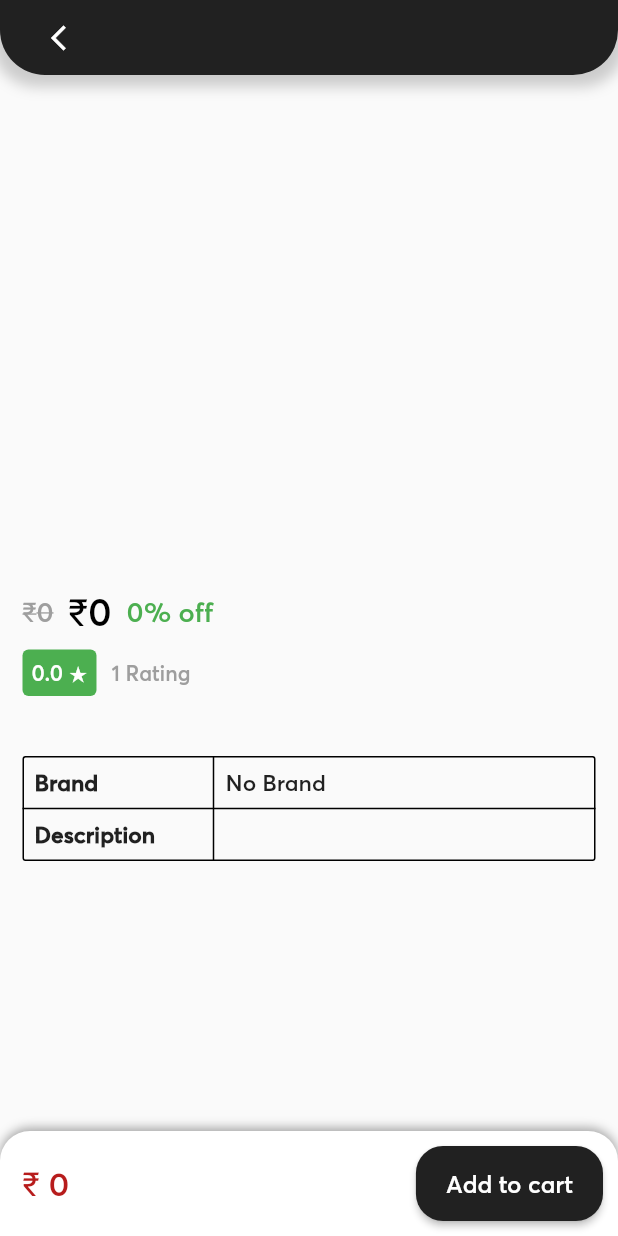
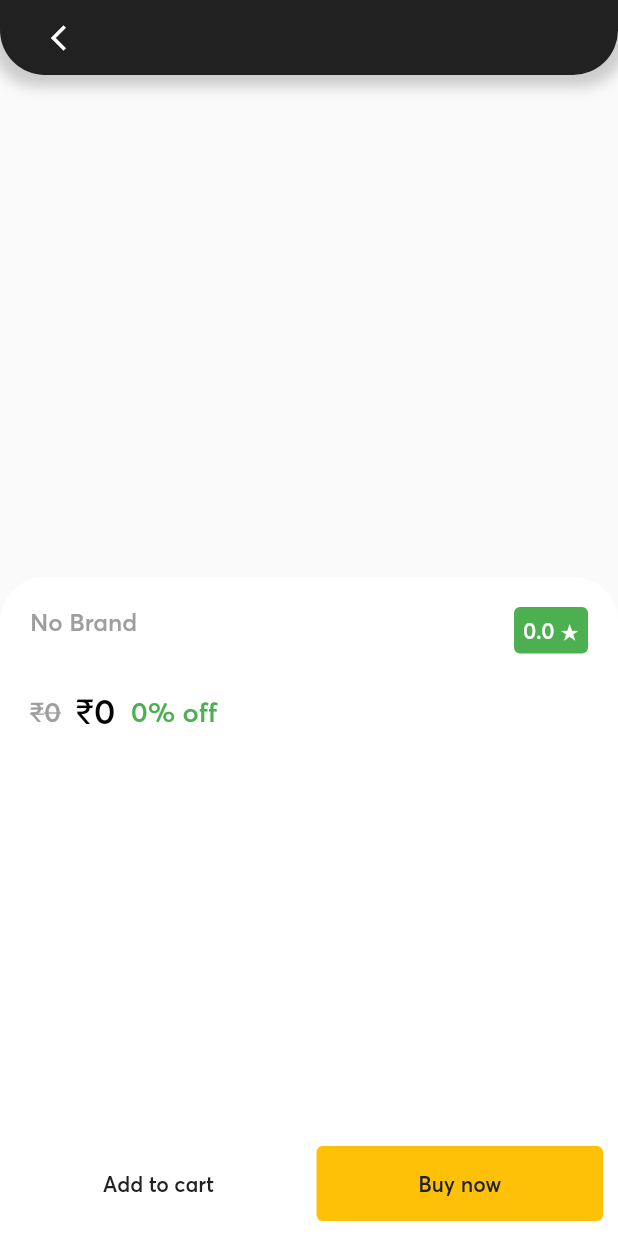
Before and after one commit to ShamilPP/Flukefy, a Flutter app: the ProductScreen screen opened directly with empty values, on a phone screen of 412 x 824 dp. Run offline on Flutter 3.47's test engine with Material 2 defaults, Android fonts, the phone set to English and light mode, and no system bars; drawn by our look-alikes of carousel_slider; our stand-ins replace cloud_firestore, firebase_auth, firebase_core, flutter_rating_bar, flutter_spinkit, fluttertoast and 3 more; missing offline and left inert: flutter_facebook_auth; accounts and stored records are empty.

Commit message:
product screen updated

```diff
--- a/lib/view/screens/cart/widgets/cart_card.dart
+++ b/lib/view/screens/cart/widgets/cart_card.dart
@@ -1,6 +1,7 @@
 import 'package:flukefy/view/animations/fade_animation.dart';
 import 'package:flukefy/view/animations/slide_animation.dart';
 import 'package:flukefy/view/screens/product/product_screen.dart';
+import 'package:flukefy/view/widgets/buttons/expand_button.dart';
 import 'package:flukefy/view_model/cart_provider.dart';
 import 'package:flutter/material.dart';
 import 'package:flutter_rating_bar/flutter_rating_bar.dart';
@@ -130,16 +131,36 @@ class CartCard extends StatelessWidget {
               IntrinsicHeight(
                 child: Row(
                   children: [
-                    CartButton(
-                        text: 'Remove',
-                        icon: Icons.delete,
+                    ExpandButton(
+                        animationDelay: 800,
+                        child: Row(
+                          mainAxisAlignment: MainAxisAlignment.center,
+                          children: [
+                            Icon(Icons.delete, color: Colors.grey.shade700),
+                            const SizedBox(width: 10),
+                            Text(
+                              'Remove',
+                              style: TextStyle(color: Colors.grey.shade700),
+                            )
+                          ],
+                        ),
                         onTap: () {
                           Provider.of<CartProvider>(context, listen: false).removeCart(context, product);
                         }),
                     const VerticalDivider(thickness: 1, width: 0),
-                    CartButton(
-                      text: 'Buy this now',
-                      icon: Icons.electric_bolt,
+                    ExpandButton(
+                      animationDelay: 800,
+                      child: Row(
+                        mainAxisAlignment: MainAxisAlignment.center,
+                        children: [
+                          Icon(Icons.electric_bolt, color: Colors.grey.shade700),
+                          const SizedBox(width: 10),
+                          Text(
+                            'Buy this now',
+                            style: TextStyle(color: Colors.grey.shade700),
+                          )
+                        ],
+                      ),
                       onTap: () => Fluttertoast.showToast(msg: 'Currently unavailable'),
                     ),
                   ],
@@ -200,43 +221,3 @@ class CartCard extends StatelessWidget {
     );
   }
 }
-
-class CartButton extends StatelessWidget {
-  final String text;
-  final IconData icon;
-  final void Function() onTap;
-
-  const CartButton({Key? key, required this.text, required this.icon, required this.onTap}) : super(key: key);
-
-  @override
-  Widget build(BuildContext context) {
-    return Expanded(
-      flex: 1,
-      child: FadeAnimation(
-        delay: 800,
-        child: SizedBox(
-          height: double.infinity,
-          child: TextButton(
-            onPressed: onTap,
-            style: TextButton.styleFrom(
-              minimumSize: Size.zero,
-              padding: EdgeInsets.zero,
-              tapTargetSize: MaterialTapTargetSize.padded,
-            ),
-            child: Row(
-              mainAxisAlignment: MainAxisAlignment.center,
-              children: [
-                Icon(icon, color: Colors.grey.shade700),
-                const SizedBox(width: 10),
-                Text(
-                  text,
-                  style: TextStyle(color: Colors.grey.shade700),
-                )
-              ],
-            ),
-          ),
-        ),
-      ),
-    );
-  }
-}
--- a/lib/view/screens/product/product_screen.dart
+++ b/lib/view/screens/product/product_screen.dart
@@ -1,8 +1,7 @@
 import 'package:flukefy/model/product.dart';
-import 'package:flukefy/view/animations/fade_animation.dart';
 import 'package:flukefy/view/screens/product/widgets/cart_box.dart';
 import 'package:flukefy/view/screens/product/widgets/image_slider.dart';
-import 'package:flukefy/view/screens/product/widgets/more_details.dart';
+import 'package:flukefy/view/screens/product/widgets/product_details.dart';
 import 'package:flukefy/view/widgets/general/curved_app_bar.dart';
 import 'package:flutter/material.dart';
 
@@ -14,93 +13,33 @@ class ProductScreen extends StatelessWidget {
 
   @override
   Widget build(BuildContext context) {
+    final screenHeight = MediaQuery.of(context).size.height;
+    final imageHeight = screenHeight / 1.7;
     return Scaffold(
-      appBar: CurvedAppBar(title: product.name),
-      body: Column(
-        mainAxisAlignment: MainAxisAlignment.spaceBetween,
+      body: SizedBox(
+        height: MediaQuery.of(context).size.height,
+        child: Stack(
           children: [
-          Flexible(
-            child: SingleChildScrollView(
+            ImageSlider(images: product.images, imageHeroTag: imageHeroTag, imageHeight: imageHeight),
+            // Appbar
+            SizedBox(height: MediaQuery.of(context).viewPadding.top + 50, child: CurvedAppBar(title: product.name)),
+            // Product details
+            Positioned.fill(
+              child: Align(
+                alignment: Alignment.bottomCenter,
                 child: Column(
+                  mainAxisAlignment: MainAxisAlignment.end,
                   children: [
-                  ImageSlider(product: product, imageHeroTag: imageHeroTag),
-                  Padding(
-                    padding: const EdgeInsets.symmetric(horizontal: 15),
-                    child: Column(
-                      crossAxisAlignment: CrossAxisAlignment.start,
-                      children: [
-                        const SizedBox(height: 10),
-                        FadeAnimation(delay: 100, child: Text(product.name, style: const TextStyle(fontSize: 18))),
-                        const SizedBox(height: 10),
-
-                        // Price
-                        Row(
-                          children: [
-                            FadeAnimation(
-                              delay: 150,
-                              child: Text(
-                                '₹${product.price}',
-                                style: const TextStyle(color: Colors.grey, decoration: TextDecoration.lineThrough, fontSize: 18),
-                              ),
-                            ),
-                            const SizedBox(width: 10),
-                            FadeAnimation(
-                              delay: 250,
-                              child: Text(
-                                '₹${product.price - (product.price * product.discount ~/ 100)}',
-                                style: const TextStyle(color: Colors.black, fontSize: 25),
-                              ),
-                            ),
-                            const SizedBox(width: 10),
-                            FadeAnimation(
-                              delay: 200,
-                              child: Text(
-                                '${product.discount}% off',
-                                style: const TextStyle(color: Colors.green, fontSize: 18),
-                              ),
-                            ),
+                    ProductDetails(product: product, boxHeight: (screenHeight - imageHeight) + 30),
+                    // Cart box on bottom
+                    CartBox(product: product),
                   ],
                 ),
-                        const SizedBox(height: 10),
-
-                        // Rating
-                        FadeAnimation(
-                          delay: 300,
-                          child: Row(
-                            crossAxisAlignment: CrossAxisAlignment.center,
-                            children: [
-                              Container(
-                                padding: const EdgeInsets.all(6),
-                                decoration: BoxDecoration(color: Colors.green, borderRadius: BorderRadius.circular(4)),
-                                child: Text(
-                                  '${product.rating} ★',
-                                  style: const TextStyle(color: Colors.white),
-                                ),
-                              ),
-                              const SizedBox(width: 10),
-                              const Text('1 Rating', style: TextStyle(color: Colors.grey)),
-                            ],
-                          ),
-                        ),
-                        const SizedBox(height: 40),
-
-                        // More details
-                        FadeAnimation(
-                          delay: 400,
-                          duration: const Duration(milliseconds: 500),
-                          child: MoreDetails(product: product),
-                        ),
-                        const SizedBox(height: 10),
-                      ],
               ),
             ),
           ],
         ),
       ),
-          ),
-          CartBox(product: product),
-        ],
-      ),
     );
   }
 }
--- a/lib/view/screens/product/widgets/cart_box.dart
+++ b/lib/view/screens/product/widgets/cart_box.dart
@@ -1,14 +1,12 @@
-import 'package:flukefy/view/animations/slide_animation.dart';
+import 'package:flukefy/view/widgets/buttons/expand_button.dart';
 import 'package:flutter/material.dart';
+import 'package:fluttertoast/fluttertoast.dart';
 import 'package:provider/provider.dart';
 
 import '../../../../model/cart.dart';
 import '../../../../model/product.dart';
-import '../../../../utils/colors.dart';
 import '../../../../view_model/cart_provider.dart';
 import '../../../../view_model/user_provider.dart';
-import '../../../animations/fade_animation.dart';
-import '../../../widgets/buttons/black_button.dart';
 import '../../cart/cart_screen.dart';
 
 class CartBox extends StatefulWidget {
@@ -29,38 +27,32 @@ class _CartBoxState extends State<CartBox> {
     var carts = Provider.of<CartProvider>(context, listen: false).carts;
     int cartIndex = carts.indexWhere((element) => element.productId == widget.product.docId);
     if (cartIndex == -1) isAlreadyCarted = false;
-    return SlideAnimation(
-      delay: 500,
-      position: SlidePosition.bottom,
-      distance: SlideDistance.high,
-      child: Container(
-        decoration: BoxDecoration(
+    return Container(
       color: Colors.white,
-          borderRadius: const BorderRadius.only(topLeft: Radius.circular(20), topRight: Radius.circular(20)),
-          boxShadow: [BoxShadow(color: primaryColor.withOpacity(.4), blurRadius: 5, offset: const Offset(0, -2))],
+      height: 70,
+      child: Padding(
+        padding: const EdgeInsets.all(10),
+        child: Row(
+          children: [
+            ExpandButton(
+              animationDelay: 400,
+              onTap: isAlreadyCarted ? goToCart : addToCart,
+              child: Text(isAlreadyCarted ? 'Go to cart' : 'Add to cart'),
             ),
-        child: Padding(
-          padding: const EdgeInsets.only(left: 15, right: 10, top: 10, bottom: 10),
-          child: Row(
-            mainAxisAlignment: MainAxisAlignment.spaceBetween,
-            children: [
-              FadeAnimation(
-                delay: 600,
-                child: Text(
-                  '₹ ${widget.product.price - (widget.product.price * widget.product.discount ~/ 100)}',
-                  style: TextStyle(color: Colors.red.shade900, fontSize: 22),
+            const SizedBox(width: 10),
+            ExpandButton(
+              animationDelay: 400,
+              onTap: () => Fluttertoast.showToast(msg: 'Currently unavailable'),
+              color: Colors.amber,
+              child: const Text("Buy now"),
+            ),
+          ],
         ),
       ),
-              isAlreadyCarted
-                  ? const Padding(padding: EdgeInsets.only(right: 10), child: Text('Carted', style: TextStyle(fontSize: 16)))
-                  : Row(
-                      children: [
-                        const SizedBox(width: 20),
-                        FadeAnimation(
-                          delay: 900,
-                          child: BlackButton(
-                              title: 'Add to cart',
-                              onPressed: () async {
+    );
+  }
+
+  void addToCart() async {
     var userId = Provider.of<UserProvider>(context, listen: false).user.id!;
     Cart cart = Cart(userId: userId, productId: widget.product.docId!, time: DateTime.now());
     showDialog(context: context, builder: (ctx) => const Center(child: CircularProgressIndicator()));
@@ -83,14 +75,9 @@ class _CartBoxState extends State<CartBox> {
     setState(() {
       isAlreadyCarted = true;
     });
-                              }),
-                        ),
-                      ],
-                    )
-            ],
-          ),
-        ),
-      ),
-    );
+  }
+
+  void goToCart() {
+    Navigator.push(context, MaterialPageRoute(builder: (_) => const CartScreen()));
   }
 }
--- a/lib/view/screens/product/widgets/image_slider.dart
+++ b/lib/view/screens/product/widgets/image_slider.dart
@@ -1,13 +1,14 @@
 import 'package:carousel_slider/carousel_slider.dart';
-import 'package:flukefy/model/product.dart';
 import 'package:flukefy/view/screens/image_viewer/image_viewer_screen.dart';
 import 'package:flutter/material.dart';
+import 'package:flutter_spinkit/flutter_spinkit.dart';
 
 class ImageSlider extends StatefulWidget {
-  final Product product;
+  final List<String> images;
   final String imageHeroTag;
+  final double imageHeight;
 
-  const ImageSlider({required this.product, Key? key, required this.imageHeroTag}) : super(key: key);
+  const ImageSlider({required this.images, Key? key, required this.imageHeroTag, required this.imageHeight}) : super(key: key);
 
   @override
   State<ImageSlider> createState() => _ImageSliderState();
@@ -19,58 +20,64 @@ class _ImageSliderState extends State<ImageSlider> {
 
   @override
   Widget build(BuildContext context) {
-    return Column(
+    return Stack(
       children: [
         CarouselSlider.builder(
           carouselController: controller,
           options: CarouselOptions(
-            height: 300,
+            height: widget.imageHeight,
+            viewportFraction: 1,
+            aspectRatio: 1,
             onPageChanged: (index, reason) {
               setState(() {
                 currentIndex = index;
               });
             },
           ),
-          itemCount: widget.product.images.length,
+          itemCount: widget.images.length,
           itemBuilder: (ctx, index, value) {
-            var heroTag = index == 0 ? widget.imageHeroTag : '$value';
-            return Padding(
-              padding: const EdgeInsets.all(15),
-              child: InkWell(
+            var heroTag = index == 0 ? widget.imageHeroTag : '$index';
+            return InkWell(
               onTap: () {
                 Navigator.push(
                     context,
                     MaterialPageRoute(
                         builder: (_) => ImageViewer(
-                                image: widget.product.images[index],
+                              image: widget.images[index],
                               tag: heroTag,
                             )));
               },
               child: Hero(
                 tag: heroTag,
                 child: Image.network(
-                    widget.product.images[index],
+                  widget.images[index],
+                  height: widget.imageHeight,
+                  width: MediaQuery.of(context).size.width,
+                  fit: BoxFit.cover,
                   loadingBuilder: (BuildContext context, Widget child, ImageChunkEvent? loadingProgress) {
                     if (loadingProgress == null) return child;
-                      return SizedBox(
+                    return const SizedBox(
+                      height: double.infinity,
+                      width: double.infinity,
                       child: Center(
-                          child: CircularProgressIndicator(
-                            value: loadingProgress.expectedTotalBytes != null
-                                ? loadingProgress.cumulativeBytesLoaded / loadingProgress.expectedTotalBytes!
-                                : null,
+                        child: SpinKitPulse(color: Colors.black, size: 30),
+                      ),
+                    );
+                  },
                 ),
               ),
             );
           },
         ),
-                ),
-              ),
-            );
-          },
-        ),
-        Row(
+
+        // Number of images
+        Positioned.fill(
+          bottom: 30,
+          child: Align(
+            alignment: Alignment.bottomCenter,
+            child: Row(
               mainAxisAlignment: MainAxisAlignment.center,
-          children: widget.product.images.asMap().entries.map((entry) {
+              children: widget.images.asMap().entries.map((entry) {
                 return GestureDetector(
                   onTap: () => controller.animateToPage(entry.key),
                   child: Container(
@@ -85,6 +92,8 @@ class _ImageSliderState extends State<ImageSlider> {
                 );
               }).toList(),
             ),
+          ),
+        ),
       ],
     );
   }
--- a/lib/view/screens/product/widgets/more_details.dart
+++ /dev/null
@@ -1,59 +0,0 @@
-import 'package:flukefy/model/product.dart';
-import 'package:flukefy/view_model/brands_provider.dart';
-import 'package:flutter/material.dart';
-import 'package:provider/provider.dart';
-
-import '../../../../model/brand.dart';
-
-class MoreDetails extends StatelessWidget {
-  final Product product;
-
-  const MoreDetails({Key? key, required this.product}) : super(key: key);
-
-  @override
-  Widget build(BuildContext context) {
-    return Table(
-      columnWidths: const {
-        0: FlexColumnWidth(1),
-        1: FlexColumnWidth(2),
-      },
-      border: TableBorder.all(borderRadius: BorderRadius.circular(2)),
-      children: [
-        TableRow(
-          children: [
-            const Padding(
-              padding: EdgeInsets.all(8),
-              child: Text("Brand", style: TextStyle(fontSize: 15, fontWeight: FontWeight.w800)),
-            ),
-            Padding(
-              padding: const EdgeInsets.all(8),
-              child: Text(getBrand(context, product.brandId).name, style: const TextStyle(fontSize: 15)),
-            ),
-          ],
-        ),
-        TableRow(
-          children: [
-            const Padding(
-              padding: EdgeInsets.all(8),
-              child: Text("Description", style: TextStyle(fontSize: 15, fontWeight: FontWeight.w800)),
-            ),
-            Padding(
-              padding: const EdgeInsets.all(8),
-              child: Text(product.description, style: const TextStyle(fontSize: 15)),
-            ),
-          ],
-        ),
-      ],
-    );
-  }
-
-  Brand getBrand(BuildContext context, String docId) {
-    var brands = Provider.of<BrandsProvider>(context, listen: false).brands;
-    int brandIndex = brands.indexWhere((element) => element.docId == docId);
-    if (brandIndex == -1) {
-      return Brand(name: 'No Brand');
-    } else {
-      return brands[brandIndex];
-    }
-  }
-}
--- /dev/null
+++ b/lib/view/screens/product/widgets/product_details.dart
@@ -0,0 +1,107 @@
+import 'package:flukefy/model/product.dart';
+import 'package:flukefy/view_model/brands_provider.dart';
+import 'package:flutter/material.dart';
+import 'package:provider/provider.dart';
+
+import '../../../../model/brand.dart';
+import '../../../animations/fade_animation.dart';
+
+class ProductDetails extends StatelessWidget {
+  final Product product;
+  final double boxHeight;
+
+  const ProductDetails({Key? key, required this.product, required this.boxHeight}) : super(key: key);
+
+  @override
+  Widget build(BuildContext context) {
+    return Container(
+      height: boxHeight,
+      width: double.infinity,
+      decoration: const BoxDecoration(
+        color: Colors.white,
+        borderRadius: BorderRadius.only(topLeft: Radius.circular(30), topRight: Radius.circular(30)),
+      ),
+      child: SingleChildScrollView(
+        child: Padding(
+          padding: const EdgeInsets.all(20),
+          child: Stack(
+            children: [
+              // Rating
+              Positioned(
+                top: 0,
+                right: 0,
+                child: FadeAnimation(
+                  delay: 100,
+                  child: Container(
+                    padding: const EdgeInsets.all(6),
+                    decoration: BoxDecoration(color: Colors.green, borderRadius: BorderRadius.circular(4)),
+                    child: Text(
+                      '${product.rating} ★',
+                      style: const TextStyle(color: Colors.white),
+                    ),
+                  ),
+                ),
+              ),
+              Column(
+                crossAxisAlignment: CrossAxisAlignment.start,
+                children: [
+                  // Brand
+                  FadeAnimation(
+                    delay: 100,
+                    child:
+                        Text(getBrand(context, product.brandId).name, style: const TextStyle(color: Colors.grey, fontSize: 16)),
+                  ),
+                  const SizedBox(height: 5),
+                  // Product name
+                  FadeAnimation(delay: 200, child: Text(product.name, style: const TextStyle(fontSize: 20))),
+                  const SizedBox(height: 5),
+                  // Price
+                  Row(
+                    children: [
+                      FadeAnimation(
+                        delay: 250,
+                        child: Text(
+                          '₹${product.price}',
+                          style: const TextStyle(color: Colors.grey, decoration: TextDecoration.lineThrough, fontSize: 18),
+                        ),
+                      ),
+                      const SizedBox(width: 10),
+                      FadeAnimation(
+                        delay: 300,
+                        child: Text(
+                          '₹${product.price - (product.price * product.discount ~/ 100)}',
+                          style: const TextStyle(color: Colors.black, fontSize: 23),
+                        ),
+                      ),
+                      const SizedBox(width: 10),
+                      FadeAnimation(
+                        delay: 200,
+                        child: Text(
+                          '${product.discount}% off',
+                          style: const TextStyle(color: Colors.green, fontSize: 18),
+                        ),
+                      ),
+                    ],
+                  ),
+                  const SizedBox(height: 10),
+                  // Description
+                  Text(product.description, style: const TextStyle(color: Colors.grey, fontSize: 16)),
+                ],
+              ),
+            ],
+          ),
+        ),
+      ),
+    );
+  }
+
+  Brand getBrand(BuildContext context, String docId) {
+    var brands = Provider.of<BrandsProvider>(context, listen: false).brands;
+    int brandIndex = brands.indexWhere((element) => element.docId == docId);
+    if (brandIndex == -1) {
+      return Brand(name: 'No Brand');
+    } else {
+      return brands[brandIndex];
+    }
+  }
+}
--- /dev/null
+++ b/lib/view/widgets/buttons/expand_button.dart
@@ -0,0 +1,34 @@
+import 'package:flukefy/view/animations/fade_animation.dart';
+import 'package:flutter/material.dart';
+
+class ExpandButton extends StatelessWidget {
+  final Widget child;
+  final void Function() onTap;
+  final Color? color;
+  final int animationDelay;
+
+  const ExpandButton({Key? key, required this.child, required this.onTap, this.color, this.animationDelay = 0}) : super(key: key);
+
+  @override
+  Widget build(BuildContext context) {
+    return Expanded(
+      flex: 1,
+      child: SizedBox(
+        height: double.infinity,
+        child: FadeAnimation(
+          delay: animationDelay,
+          child: TextButton(
+            onPressed: onTap,
+            style: TextButton.styleFrom(
+              backgroundColor: color,
+              minimumSize: Size.zero,
+              padding: EdgeInsets.zero,
+              tapTargetSize: MaterialTapTargetSize.padded,
+            ),
+            child: child,
+          ),
+        ),
+      ),
+    );
+  }
+}
```
Lines whose indentation alone changed are shown as unchanged.
